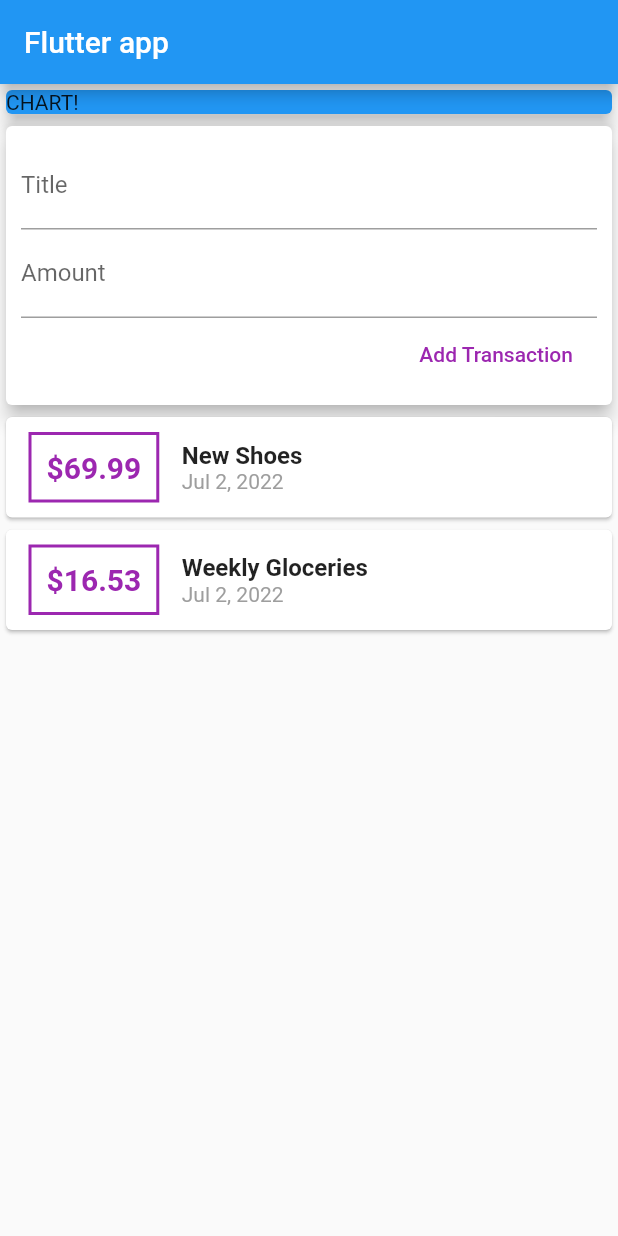
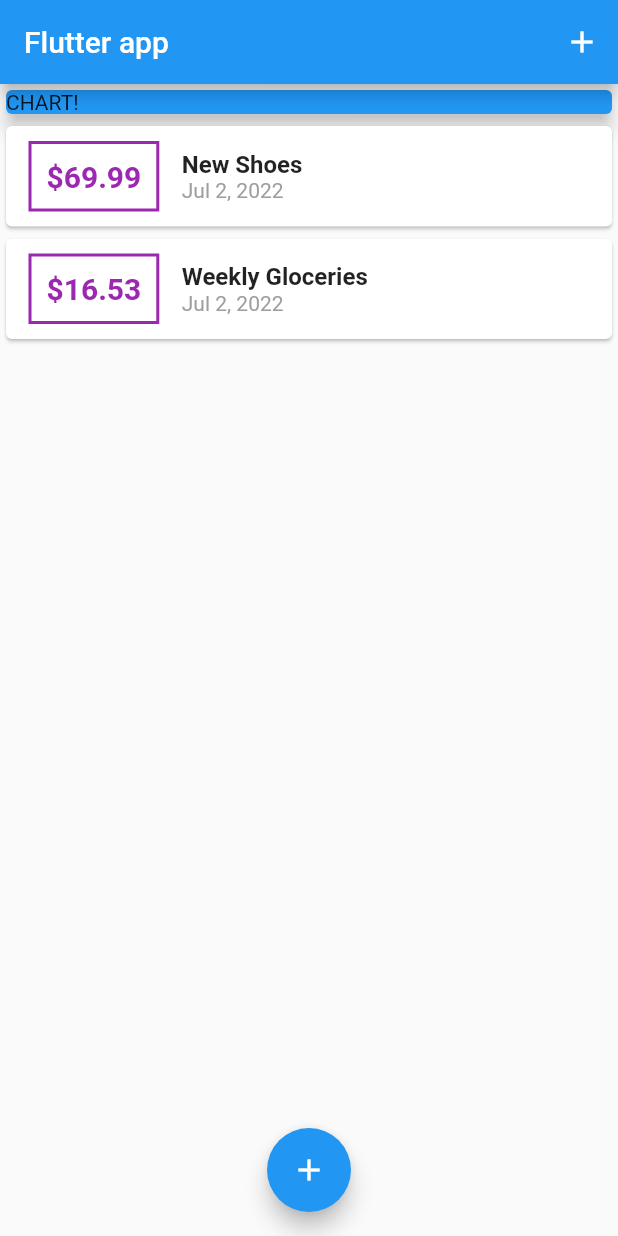
Before and after one commit to suad-mo/personal_expenses, a Flutter app: the screen it shows after launch, on a phone screen of 412 x 824 dp. Run offline on Flutter 3.47's test engine with Material 2 defaults, Android fonts, the phone set to English and light mode, and no system bars.

```diff
--- a/lib/main.dart
+++ b/lib/main.dart
@@ -1,51 +1,87 @@
 import 'package:flutter/material.dart';
 
-import '../widgets/user_transactions.dart';
+import '../widgets/new_transaction.dart';
+import '../widgets/transaction_list.dart';
+import '../models/transaction.dart';
 
 void main() {
-  runApp(const MyApp());
+  runApp(MyApp());
 }
 
 class MyApp extends StatelessWidget {
-  const MyApp({Key? key}) : super(key: key);
-
   //const MyApp({Key? key}) : super(key: key);
-
-  // This widget is the root of your application.
   @override
   Widget build(BuildContext context) {
     return MaterialApp(
-      title: 'Flutter Demo',
-      theme: ThemeData(
-        // This is the theme of your application.
-        //
-        // Try running your application with "flutter run". You'll see the
-        // application has a blue toolbar. Then, without quitting the app, try
-        // changing the primarySwatch below to Colors.green and then invoke
-        // "hot reload" (press "r" in the console where you ran "flutter run",
-        // or simply save your changes to "hot reload" in a Flutter IDE).
-        // Notice that the counter didn't reset back to zero; the application
-        // is not restarted.
-        primarySwatch: Colors.blue,
-      ),
+      title: 'Flutter App',
       home: MyHomePage(),
     );
   }
 }
 
-class MyHomePage extends StatelessWidget {
-  MyHomePage({Key? key}) : super(key: key);
+class MyHomePage extends StatefulWidget {
+  //MyHomePage({Key? key}) : super(key: key);
+  @override
+  State<MyHomePage> createState() => _MyHomePageState();
+}
 
-  // String? titleInput;
-  // String? amountInput;
-  final titleController = TextEditingController();
-  final amountControler = TextEditingController();
+class _MyHomePageState extends State<MyHomePage> {
+  final List<Transanction> _userTransactions = [
+    Transanction(
+      id: 't1',
+      title: 'New Shoes',
+      amount: 69.99,
+      date: DateTime.now(),
+    ),
+    Transanction(
+      id: 't2',
+      title: 'Weekly Gloceries',
+      amount: 16.53,
+      date: DateTime.now(),
+    )
+  ];
+
+  void _addNewTransaction(String txTitle, double txAmount) {
+    final newTx = Transanction(
+      title: txTitle,
+      amount: txAmount,
+      date: DateTime.now(),
+      id: DateTime.now().toString(),
+    );
+
+    setState(() {
+      _userTransactions.add(newTx);
+    });
+  }
+
+  void _startAddNewTransaction(BuildContext ctx) {
+    //MODAL BUTTOM SHEET
+    showModalBottomSheet(
+      context: ctx,
+      builder: (_) {
+        return GestureDetector(
+          onTap: () {},
+          child: NewTransaction(_addNewTransaction),
+          behavior: HitTestBehavior.opaque,
+        );
+      },
+    );
+  }
 
   @override
   Widget build(BuildContext context) {
     return Scaffold(
-      appBar: AppBar(title: const Text('Flutter app')),
-      body: Column(
+      appBar: AppBar(
+        title: const Text('Flutter app'),
+        actions: <Widget>[
+          IconButton(
+            onPressed: () => _startAddNewTransaction(context),
+            icon: const Icon(Icons.add),
+          ),
+        ],
+      ),
+      body: SingleChildScrollView(
+        child: Column(
           //mainAxisAlignment: MainAxisAlignment.spaceAround,
           crossAxisAlignment: CrossAxisAlignment.stretch,
           children: <Widget>[
@@ -58,8 +94,14 @@ class MyHomePage extends StatelessWidget {
                 child: Text('CHART!'),
               ),
             ),
-          UserTransactions(),
+            TransactionList(_userTransactions),
           ],
+        ),
+      ),
+      floatingActionButtonLocation: FloatingActionButtonLocation.centerFloat,
+      floatingActionButton: FloatingActionButton(
+        child: Icon(Icons.add),
+        onPressed: () => _startAddNewTransaction(context),
       ),
     );
   }
--- a/lib/widgets/new_transaction.dart
+++ b/lib/widgets/new_transaction.dart
@@ -1,9 +1,18 @@
 import 'package:flutter/material.dart';
 
-class NewTransaction extends StatelessWidget {
+class NewTransaction extends StatefulWidget {
   //const NewTransaction({Key? key}) : super(key: key);
   final Function addTx;
+
+  NewTransaction(this.addTx);
+
+  @override
+  State<NewTransaction> createState() => _NewTransactionState();
+}
+
+class _NewTransactionState extends State<NewTransaction> {
   final titleController = TextEditingController();
+
   final amountController = TextEditingController();
 
   submitData() {
@@ -14,13 +23,13 @@ class NewTransaction extends StatelessWidget {
       return;
     }
 
-    addTx(
+    widget.addTx(
       enteredTitle,
       enteredAmount,
     );
+
+    Navigator.of(context).pop();
   }
-
-  NewTransaction(this.addTx);
 
   @override
   Widget build(BuildContext context) {
@@ -34,16 +43,17 @@ class NewTransaction extends StatelessWidget {
             TextField(
               decoration: const InputDecoration(labelText: 'Title'),
               controller: titleController,
+              autofocus: true,
               onSubmitted: (_) => submitData(),
               // onChanged: (val) {
               //   titleInput = val;
               // },
             ),
             TextField(
-              decoration: const InputDecoration(labelText: 'Amount'),
+              decoration: InputDecoration(labelText: 'Amount'),
               controller: amountController,
-              keyboardType:
-                  const TextInputType.numberWithOptions(decimal: true),
+              autofocus: true,
+              keyboardType: TextInputType.number,
               onSubmitted: (_) => submitData(),
               // onChanged: (val) => amountInput = val,
             ),
--- a/lib/widgets/user_transactions.dart
+++ /dev/null
@@ -1,52 +0,0 @@
-import 'package:flutter/material.dart';
-
-import '../widgets/new_transaction.dart';
-import '../widgets/transaction_list.dart';
-import '../models/transaction.dart';
-
-class UserTransactions extends StatefulWidget {
-  //const UserTransactions({Key? key}) : super(key: key);
-
-  @override
-  State<UserTransactions> createState() => _UserTransactionsState();
-}
-
-class _UserTransactionsState extends State<UserTransactions> {
-  @override
-  final List<Transanction> _userTransactions = [
-    Transanction(
-      id: 't1',
-      title: 'New Shoes',
-      amount: 69.99,
-      date: DateTime.now(),
-    ),
-    Transanction(
-      id: 't2',
-      title: 'Weekly Gloceries',
-      amount: 16.53,
-      date: DateTime.now(),
-    )
-  ];
-
-  void _addNewTransaction(String txTitle, double txAmount) {
-    final newTx = Transanction(
-      title: txTitle,
-      amount: txAmount,
-      date: DateTime.now(),
-      id: DateTime.now().toString(),
-    );
-
-    setState(() {
-      _userTransactions.add(newTx);
-    });
-  }
-
-  Widget build(BuildContext context) {
-    return Column(
-      children: <Widget>[
-        NewTransaction(_addNewTransaction),
-        TransactionList(_userTransactions),
-      ],
-    );
-  }
-}
```
Lines whose indentation alone changed are shown as unchanged.
